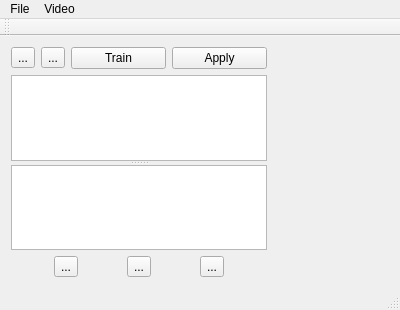
The window that mainwindow.ui (TimSC/sense-scanner) describes before a commit, drawn with Qt 5.
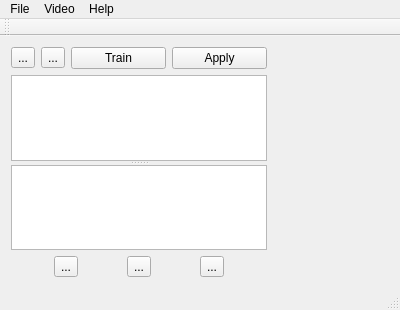
The same window after the commit. Icons and pictures are not drawn. Custom widgets are drawn as their Qt base class.

Commit message: Adding help menu and hooks for about page

```diff
--- a/mainwindow.ui
+++ b/mainwindow.ui
@@ -147,8 +147,18 @@
     </property>
     <addaction name="actionFit_to_Window"/>
    </widget>
+   <widget class="QMenu" name="menuHelp">
+    <property name="title">
+     <string>Help</string>
+    </property>
+    <addaction name="actionWeb_Help_Pages"/>
+    <addaction name="actionSupport_Forum"/>
+    <addaction name="separator"/>
+    <addaction name="actionAbout"/>
+   </widget>
    <addaction name="menuFile"/>
    <addaction name="menuVideo"/>
+   <addaction name="menuHelp"/>
   </widget>
   <widget class="QToolBar" name="mainToolBar">
    <attribute name="toolBarArea">
```
Left out of the diff: 32 changed lines with no effect on the pictures. The commit also changes 2 other files.
